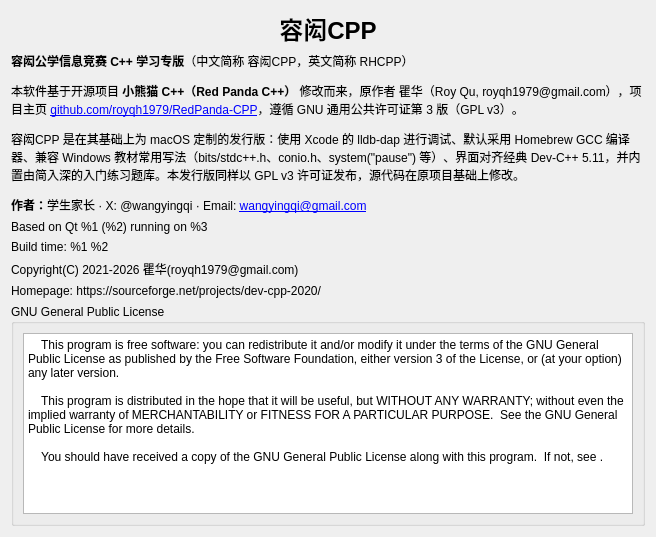
Above: RedPandaIDE/src/widgets/aboutdialog.ui from wangyingqi/RedPanda-CPP before the change. Below: the same form after it.
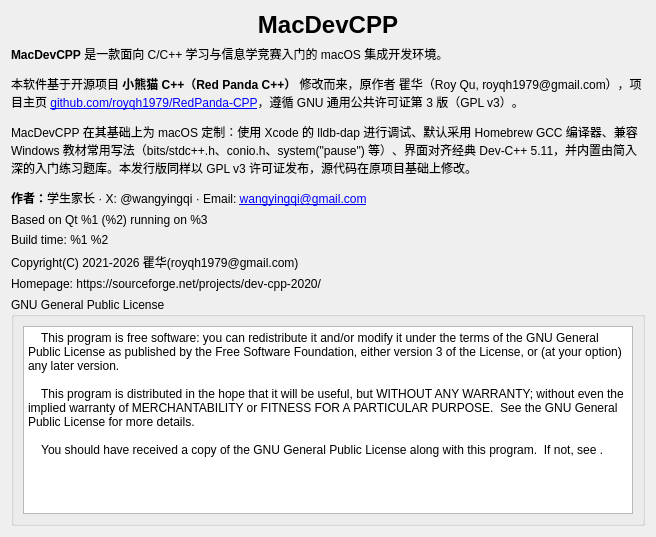
That is the form after the change. Icons and pictures are not drawn.

Commit message: rebrand: 容闳CPP -> MacDevCPP across app UI, bundle name, About, and README

```diff
--- a/RedPandaIDE/src/widgets/aboutdialog.ui
+++ b/RedPandaIDE/src/widgets/aboutdialog.ui
@@ -22,7 +22,7 @@
    <item>
     <widget class="QLabel" name="lblTitle">
      <property name="text">
-      <string>&lt;html&gt;&lt;head/&gt;&lt;body&gt;&lt;h1 style=&quot; margin-top:18px; margin-bottom:12px; margin-left:0px; margin-right:0px; -qt-block-indent:0; text-indent:0px;&quot;&gt;&lt;span style=&quot; font-size:xx-large; font-weight:600;&quot;&gt;容闳CPP&lt;/span&gt;&lt;/h1&gt;&lt;/body&gt;&lt;/html&gt;</string>
+      <string>&lt;html&gt;&lt;head/&gt;&lt;body&gt;&lt;h1 style=&quot; margin-top:18px; margin-bottom:12px; margin-left:0px; margin-right:0px; -qt-block-indent:0; text-indent:0px;&quot;&gt;&lt;span style=&quot; font-size:xx-large; font-weight:600;&quot;&gt;MacDevCPP&lt;/span&gt;&lt;/h1&gt;&lt;/body&gt;&lt;/html&gt;</string>
      </property>
      <property name="alignment">
       <set>Qt::AlignCenter</set>
@@ -41,7 +41,7 @@
       <bool>true</bool>
      </property>
      <property name="text">
-      <string notr="true">&lt;html&gt;&lt;body&gt;&lt;p&gt;&lt;b&gt;容闳公学信息竞赛 C++ 学习专版&lt;/b&gt;（中文简称 容闳CPP，英文简称 RHCPP）&lt;/p&gt;&lt;p&gt;本软件基于开源项目 &lt;b&gt;小熊猫 C++（Red Panda C++）&lt;/b&gt; 修改而来，原作者 瞿华（Roy Qu, royqh1979@gmail.com），项目主页 &lt;a href=&quot;https://github.com/royqh1979/RedPanda-CPP&quot;&gt;github.com/royqh1979/RedPanda-CPP&lt;/a&gt;，遵循 GNU 通用公共许可证第 3 版（GPL v3）。&lt;/p&gt;&lt;p&gt;容闳CPP 是在其基础上为 macOS 定制的发行版：使用 Xcode 的 lldb-dap 进行调试、默认采用 Homebrew GCC 编译器、兼容 Windows 教材常用写法（bits/stdc++.h、conio.h、system(&quot;pause&quot;) 等）、界面对齐经典 Dev-C++ 5.11，并内置由简入深的入门练习题库。本发行版同样以 GPL v3 许可证发布，源代码在原项目基础上修改。&lt;/p&gt;&lt;p&gt;&lt;b&gt;作者：&lt;/b&gt;学生家长　·　X: @wangyingqi　·　Email: &lt;a href=&quot;mailto:wangyingqi@gmail.com&quot;&gt;wangyingqi@gmail.com&lt;/a&gt;&lt;/p&gt;&lt;/body&gt;&lt;/html&gt;</string>
+      <string notr="true">&lt;html&gt;&lt;body&gt;&lt;p&gt;&lt;b&gt;MacDevCPP&lt;/b&gt; 是一款面向 C/C++ 学习与信息学竞赛入门的 macOS 集成开发环境。&lt;/p&gt;&lt;p&gt;本软件基于开源项目 &lt;b&gt;小熊猫 C++（Red Panda C++）&lt;/b&gt; 修改而来，原作者 瞿华（Roy Qu, royqh1979@gmail.com），项目主页 &lt;a href=&quot;https://github.com/royqh1979/RedPanda-CPP&quot;&gt;github.com/royqh1979/RedPanda-CPP&lt;/a&gt;，遵循 GNU 通用公共许可证第 3 版（GPL v3）。&lt;/p&gt;&lt;p&gt;MacDevCPP 在其基础上为 macOS 定制：使用 Xcode 的 lldb-dap 进行调试、默认采用 Homebrew GCC 编译器、兼容 Windows 教材常用写法（bits/stdc++.h、conio.h、system(&quot;pause&quot;) 等）、界面对齐经典 Dev-C++ 5.11，并内置由简入深的入门练习题库。本发行版同样以 GPL v3 许可证发布，源代码在原项目基础上修改。&lt;/p&gt;&lt;p&gt;&lt;b&gt;作者：&lt;/b&gt;学生家长　·　X: @wangyingqi　·　Email: &lt;a href=&quot;mailto:wangyingqi@gmail.com&quot;&gt;wangyingqi@gmail.com&lt;/a&gt;&lt;/p&gt;&lt;/body&gt;&lt;/html&gt;</string>
      </property>
      <property name="alignment">
       <set>Qt::AlignLeft|Qt::AlignTop</set>
```
The commit also changes 4 other files.
